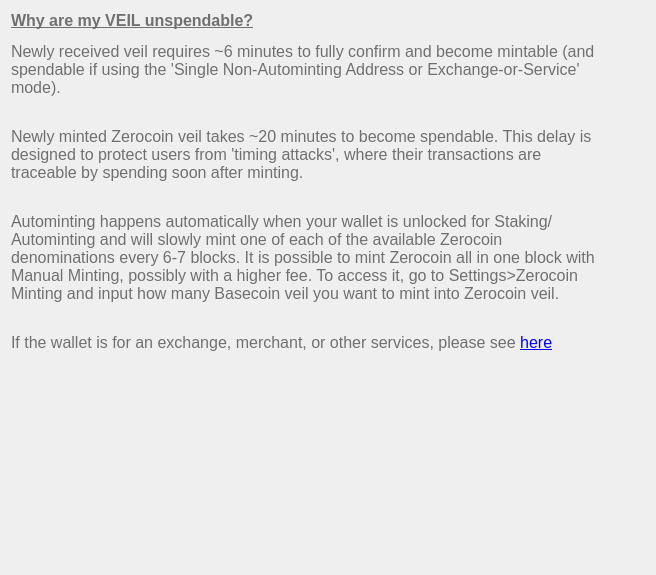
Veil-Project/veil, file src/qt/veil/forms/settingsfaq04.ui: the form before one commit.
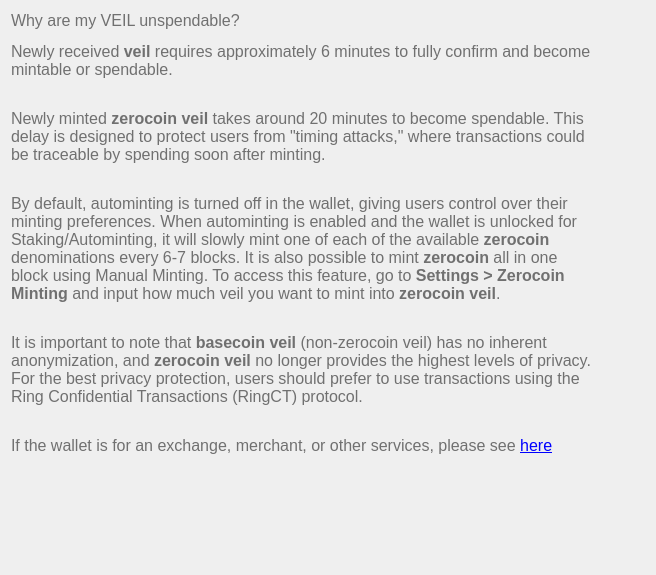
The form after the commit.

Commit message: Enhanced FAQ Section: Updated Staking, Mining, and General Guidance (#1043)

The edit to the form file:
```diff
--- a/src/qt/veil/forms/settingsfaq04.ui
+++ b/src/qt/veil/forms/settingsfaq04.ui
@@ -33,7 +33,7 @@
       <string notr="true">font-weight:200;</string>
      </property>
      <property name="text">
-      <string>&lt;html&gt;&lt;head/&gt;&lt;body&gt;&lt;p&gt;&lt;span style=&quot;font-weight:600; text-decoration: underline;&quot;&gt;Why are my VEIL unspendable?&lt;/span&gt;&lt;/p&gt;&lt;p&gt;Newly received veil requires ~6 minutes to fully confirm and become mintable (and spendable if using the 'Single Non-Autominting Address or Exchange-or-Service' mode).&lt;/p&gt;&lt;p&gt;&lt;br/&gt;Newly minted Zerocoin veil takes ~20 minutes to become spendable. This delay is designed to protect users from 'timing attacks', where their transactions are traceable by spending soon after minting.&lt;/p&gt;&lt;p&gt;&lt;br/&gt;Autominting happens automatically when your wallet is unlocked for Staking/Autominting and will slowly mint one of each of the available Zerocoin denominations every 6-7 blocks. It is possible to mint Zerocoin all in one block with Manual Minting, possibly with a higher fee. To access it, go to Settings&amp;gt;Zerocoin Minting and input how many Basecoin veil you want to mint into Zerocoin veil.&lt;/p&gt;&lt;p&gt;&lt;br/&gt;If the wallet is for an exchange, merchant, or other services, please see &lt;a target=&quot;_blank&quot; href=&quot;#&quot;&gt;&lt;span style=&quot; text-decoration: underline; color:#0000ff;&quot;&gt;here&lt;/span&gt;&lt;/a&gt;&lt;/p&gt;&lt;/body&gt;&lt;/html&gt;</string>
+      <string>&lt;html&gt; &lt;head&gt; &lt;/head&gt; &lt;body&gt; &lt;p&gt;&lt;span style="&quot;font-weight:600;" text-decoration:="" underline;&quot;=""&gt;Why are my VEIL unspendable?&lt;/span&gt;&lt;/p&gt; &lt;p&gt;Newly received &lt;strong&gt;veil&lt;/strong&gt; requires approximately 6 minutes to fully confirm and become mintable or spendable.&lt;/p&gt; &lt;p&gt;&lt;br&gt; Newly minted &lt;strong&gt;zerocoin veil&lt;/strong&gt; takes around 20 minutes to become spendable. This delay is designed to protect users from "timing attacks," where transactions could be traceable by spending soon after minting.&lt;/p&gt; &lt;p&gt;&lt;br&gt; By default, autominting is turned off in the wallet, giving users control over their minting preferences. When autominting is enabled and the wallet is unlocked for Staking/Autominting, it will slowly mint one of each of the available &lt;strong&gt;zerocoin&lt;/strong&gt; denominations every 6-7 blocks. It is also possible to mint &lt;strong&gt;zerocoin&lt;/strong&gt; all in one block using Manual Minting. To access this feature, go to &lt;strong&gt;Settings &gt; Zerocoin Minting&lt;/strong&gt; and input how much veil you want to mint into &lt;strong&gt;zerocoin veil&lt;/strong&gt;.&lt;/p&gt; &lt;p&gt;&lt;br&gt; It is important to note that &lt;strong&gt;basecoin veil&lt;/strong&gt; (non-zerocoin veil) has no inherent anonymization, and &lt;strong&gt;zerocoin veil&lt;/strong&gt; no longer provides the highest levels of privacy. For the best privacy protection, users should prefer to use transactions using the Ring Confidential Transactions (RingCT) protocol.&lt;/p&gt; &lt;p&gt;&lt;br&gt; If the wallet is for an exchange, merchant, or other services, please see &lt;a target="&quot;_blank&quot;" href="%22#%22"&gt;&lt;span style="&quot;text-decoration:" underline;="" color:#0000ff;&quot;=""&gt;here&lt;/span&gt;&lt;/a&gt;&lt;/p&gt; &lt;/body&gt; &lt;/html&gt;</string>
      </property>
      <property name="alignment">
       <set>Qt::AlignLeading|Qt::AlignLeft|Qt::AlignTop</set>
```
The commit also changes 7 other files.
